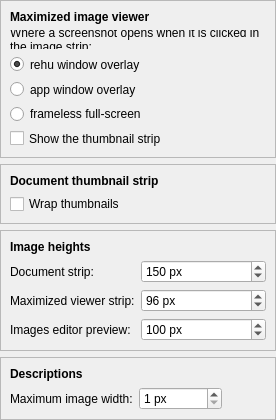
Before: the Qt Designer form packages/rehuco-agent/src/rehuco_agent/settings/ui/images_display_page.ui in borco/rehuco, drawn with Qt 5.
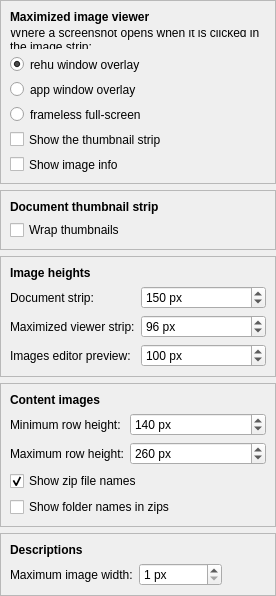
After: the same form once the commit is applied.

Commit message: refs #221: feat(agent): Content Images dock over a reference pack's archives

Patch:
```diff
--- a/packages/rehuco-agent/src/rehuco_agent/settings/ui/images_display_page.ui
+++ b/packages/rehuco-agent/src/rehuco_agent/settings/ui/images_display_page.ui
@@ -103,6 +103,16 @@
         </property>
        </widget>
       </item>
+      <item>
+       <widget class="QCheckBox" name="lightbox_info_check_box">
+        <property name="text">
+         <string>Show image info</string>
+        </property>
+        <property name="toolTip">
+         <string>Whether a maximized image opens with its name, pixel size and file size shown in the corner. The I key toggles it in an open viewer; applying this changes only viewers opened from now on.</string>
+        </property>
+       </widget>
+      </item>
      </layout>
     </widget>
    </item>
@@ -263,6 +273,117 @@
      </layout>
     </widget>
    </item>
+   <item>
+    <widget class="QFrame" name="content_frame">
+     <property name="sizePolicy">
+      <sizepolicy hsizetype="Preferred" vsizetype="Maximum">
+       <horstretch>0</horstretch>
+       <verstretch>0</verstretch>
+      </sizepolicy>
+     </property>
+     <property name="frameShape">
+      <enum>QFrame::Shape::StyledPanel</enum>
+     </property>
+     <property name="frameShadow">
+      <enum>QFrame::Shadow::Raised</enum>
+     </property>
+     <layout class="QFormLayout" name="content_frame_layout">
+      <item row="0" column="0" colspan="2">
+       <widget class="QLabel" name="content_frame_label">
+        <property name="font">
+         <font>
+          <bold>true</bold>
+         </font>
+        </property>
+        <property name="text">
+         <string>Content images</string>
+        </property>
+       </widget>
+      </item>
+      <item row="1" column="0">
+       <widget class="QLabel" name="content_min_height_label">
+        <property name="text">
+         <string>Minimum row height:</string>
+        </property>
+       </widget>
+      </item>
+      <item row="1" column="1">
+       <widget class="QSpinBox" name="content_min_height_spin_box">
+        <property name="toolTip">
+         <string>The shortest a row of a reference pack's images is rescaled to so that it lands flush on the dock's edge. A row that would need to be shorter is left ragged instead.</string>
+        </property>
+        <property name="suffix">
+         <string> px</string>
+        </property>
+        <property name="minimum">
+         <number>48</number>
+        </property>
+        <property name="maximum">
+         <number>1000</number>
+        </property>
+        <property name="singleStep">
+         <number>10</number>
+        </property>
+        <property name="value">
+         <number>140</number>
+        </property>
+       </widget>
+      </item>
+      <item row="2" column="0">
+       <widget class="QLabel" name="content_max_height_label">
+        <property name="text">
+         <string>Maximum row height:</string>
+        </property>
+       </widget>
+      </item>
+      <item row="2" column="1">
+       <widget class="QSpinBox" name="content_max_height_spin_box">
+        <property name="toolTip">
+         <string>The tallest a row of a reference pack's images is rescaled to so that it lands flush on the dock's edge. A row that would need to be taller is left ragged instead.</string>
+        </property>
+        <property name="suffix">
+         <string> px</string>
+        </property>
+        <property name="minimum">
+         <number>48</number>
+        </property>
+        <property name="maximum">
+         <number>1000</number>
+        </property>
+        <property name="singleStep">
+         <number>10</number>
+        </property>
+        <property name="value">
+         <number>260</number>
+        </property>
+       </widget>
+      </item>
+      <item row="3" column="0" colspan="2">
+       <widget class="QCheckBox" name="content_zip_names_check_box">
+        <property name="text">
+         <string>Show zip file names</string>
+        </property>
+        <property name="toolTip">
+         <string>Start each archive's images with a banner naming it, as a path relative to the resource's folder.</string>
+        </property>
+        <property name="checked">
+         <bool>true</bool>
+        </property>
+       </widget>
+      </item>
+      <item row="4" column="0" colspan="2">
+       <widget class="QCheckBox" name="content_folder_names_check_box">
+        <property name="text">
+         <string>Show folder names in zips</string>
+        </property>
+        <property name="toolTip">
+         <string>Start each folder's images inside an archive with a banner naming the folder.</string>
+        </property>
+       </widget>
+      </item>
+     </layout>
+    </widget>
+   </item>
    <item>
     <widget class="QFrame" name="descriptions_frame">
      <property name="sizePolicy">
```
The commit also changes 45 other files.
